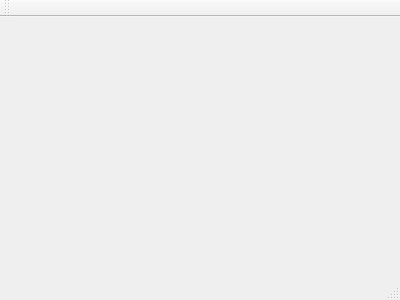
First picture: the form in mainwindow.ui, repository KrzysztofKostecki/projektGFK, before the edit.
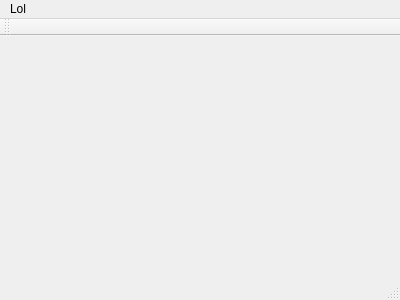
Second picture: the form after the edit.

```diff
--- a/mainwindow.ui
+++ b/mainwindow.ui
@@ -12,13 +12,34 @@
   <property name="windowTitle" >
    <string>MainWindow</string>
   </property>
-  <widget class="QMenuBar" name="menuBar" />
-  <widget class="QToolBar" name="mainToolBar" />
-  <widget class="QWidget" name="centralWidget" />
-  <widget class="QStatusBar" name="statusBar" />
+  <widget class="QWidget" name="centralWidget"/>
+  <widget class="QMenuBar" name="menuBar">
+   <property name="geometry">
+    <rect>
+     <x>0</x>
+     <y>0</y>
+     <width>400</width>
+     <height>19</height>
+    </rect>
+   </property>
+   <widget class="QMenu" name="menuLol">
+    <property name="title">
+     <string>Lol</string>
+    </property>
+   </widget>
+   <addaction name="menuLol"/>
+  </widget>
+  <widget class="QToolBar" name="mainToolBar">
+   <attribute name="toolBarArea">
+    <enum>TopToolBarArea</enum>
+   </attribute>
+   <attribute name="toolBarBreak">
+    <bool>false</bool>
+   </attribute>
+  </widget>
+  <widget class="QStatusBar" name="statusBar"/>
  </widget>
- <layoutDefault spacing="6" margin="11" />
- <pixmapfunction></pixmapfunction>
+ <layoutdefault spacing="6" margin="11"/>
  <resources/>
  <connections/>
 </ui>
```
Left out of the diff: 7 changed lines with no effect on the pictures.
